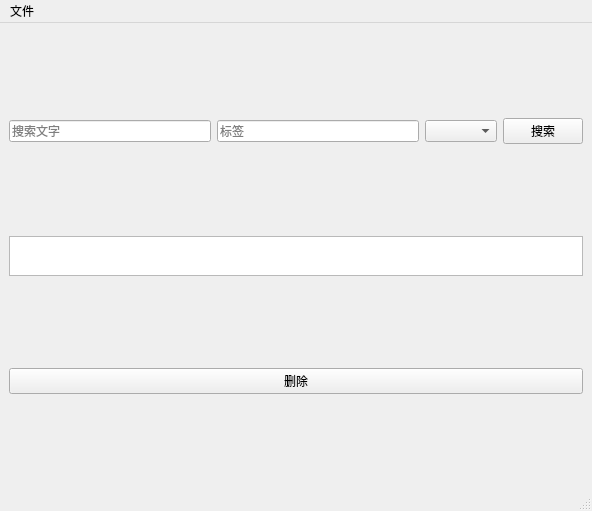
Old version of the form labeled_files/main.ui in the repository liyihc/labeled-files.
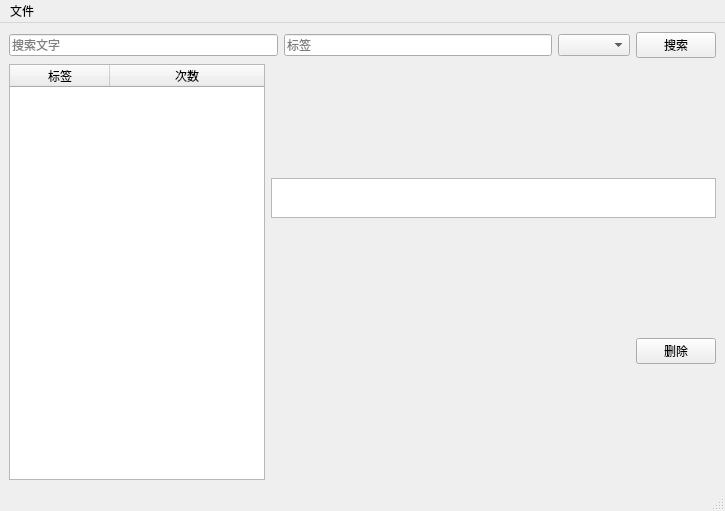
New version of the form.

What changed in the file:
```diff
--- a/labeled_files/main.ui
+++ b/labeled_files/main.ui
@@ -6,7 +6,7 @@
    <rect>
     <x>0</x>
     <y>0</y>
-    <width>592</width>
+    <width>725</width>
     <height>511</height>
    </rect>
   </property>
@@ -14,7 +14,7 @@
    <string>Labeled files</string>
   </property>
   <widget class="QWidget" name="centralwidget">
-   <layout class="QVBoxLayout" name="verticalLayout">
+   <layout class="QVBoxLayout" name="verticalLayout_2">
     <item>
      <layout class="QHBoxLayout" name="horizontalLayout">
       <item>
@@ -51,6 +51,48 @@
      </layout>
     </item>
     <item>
+     <layout class="QHBoxLayout" name="horizontalLayout_2">
+      <item>
+       <widget class="QTableWidget" name="tagTableWidget">
+        <property name="sizePolicy">
+         <sizepolicy hsizetype="Preferred" vsizetype="Expanding">
+          <horstretch>0</horstretch>
+          <verstretch>0</verstretch>
+         </sizepolicy>
+        </property>
+        <property name="dragEnabled">
+         <bool>true</bool>
+        </property>
+        <property name="dragDropMode">
+         <enum>QAbstractItemView::DragOnly</enum>
+        </property>
+        <property name="selectionMode">
+         <enum>QAbstractItemView::SingleSelection</enum>
+        </property>
+        <property name="selectionBehavior">
+         <enum>QAbstractItemView::SelectRows</enum>
+        </property>
+        <attribute name="horizontalHeaderStretchLastSection">
+         <bool>true</bool>
+        </attribute>
+        <attribute name="verticalHeaderVisible">
+         <bool>false</bool>
+        </attribute>
+        <column>
+         <property name="text">
+          <string>标签</string>
+         </property>
+        </column>
+        <column>
+         <property name="text">
+          <string>次数</string>
+         </property>
+        </column>
+       </widget>
+      </item>
+      <item>
+       <layout class="QVBoxLayout" name="verticalLayout">
+        <item>
      <widget class="QListWidget" name="tagListWidget">
       <property name="sizePolicy">
        <sizepolicy hsizetype="Expanding" vsizetype="Maximum">
@@ -674,6 +716,21 @@
      <layout class="QVBoxLayout" name="fileVerticalLayout"/>
     </item>
     <item>
+         <layout class="QHBoxLayout" name="horizontalLayout_3">
+          <item>
+           <spacer name="horizontalSpacer">
+            <property name="orientation">
+             <enum>Qt::Horizontal</enum>
+            </property>
+            <property name="sizeHint" stdset="0">
+             <size>
+              <width>40</width>
+              <height>20</height>
+             </size>
+            </property>
+           </spacer>
+          </item>
+          <item>
      <widget class="QPushButton" name="delPushButton">
       <property name="text">
        <string>删除</string>
@@ -684,13 +741,19 @@
      </widget>
     </item>
    </layout>
+        </item>
+       </layout>
+      </item>
+     </layout>
+    </item>
+   </layout>
   </widget>
   <widget class="QMenuBar" name="menubar">
    <property name="geometry">
     <rect>
      <x>0</x>
      <y>0</y>
-     <width>592</width>
+     <width>725</width>
      <height>22</height>
     </rect>
    </property>
```
Lines whose indentation alone changed are shown as unchanged.
